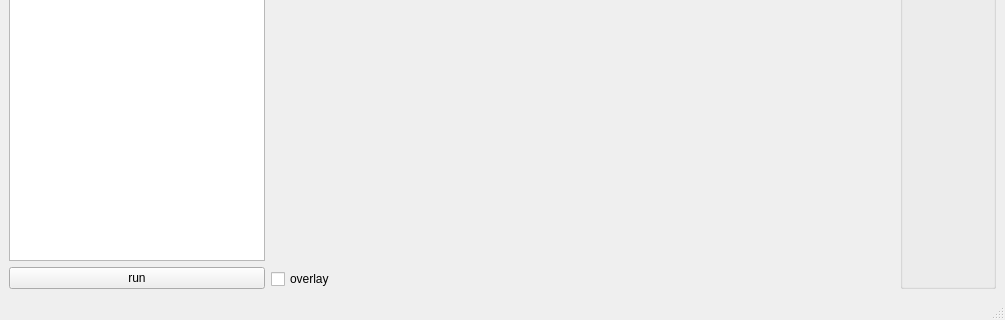
Above: source/mvc/View/MainWindow.ui from axel971/software before the change; both pictures show x 0 to 1005 and y 217 to 537 of the 1005 by 537 pixel window. Below: the same form after it.
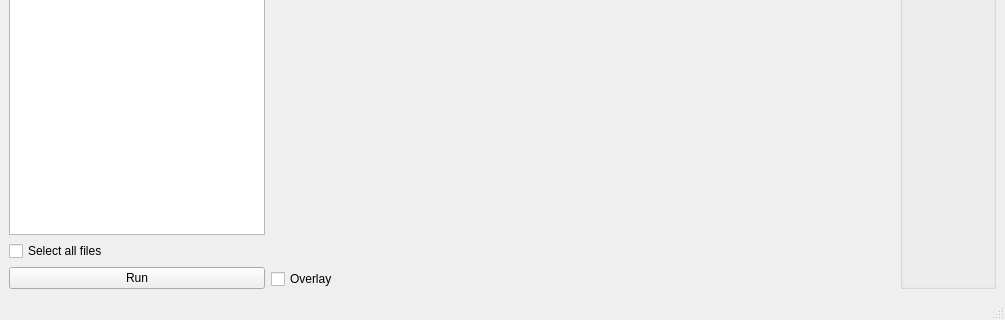
That is the form after the change.

Commit message: Add a checkbox Select all

Patch:
```diff
--- a/source/mvc/View/MainWindow.ui
+++ b/source/mvc/View/MainWindow.ui
@@ -48,6 +48,13 @@
         </property>
        </widget>
       </item>
+      <item>
+       <widget class="QCheckBox" name="selectedAllFiles">
+        <property name="text">
+         <string>Select all files</string>
+        </property>
+       </widget>
+      </item>
       <item>
        <widget class="QPushButton" name="run">
         <property name="sizePolicy">
@@ -63,7 +70,7 @@
          </size>
         </property>
         <property name="text">
-         <string>run</string>
+         <string>Run</string>
         </property>
        </widget>
       </item>
@@ -96,7 +103,7 @@
          </sizepolicy>
         </property>
         <property name="text">
-         <string>overlay</string>
+         <string>Overlay</string>
         </property>
        </widget>
       </item>
```
Left out of the diff: 5 changed lines with no effect on the pictures. The commit also changes 7 other files.
